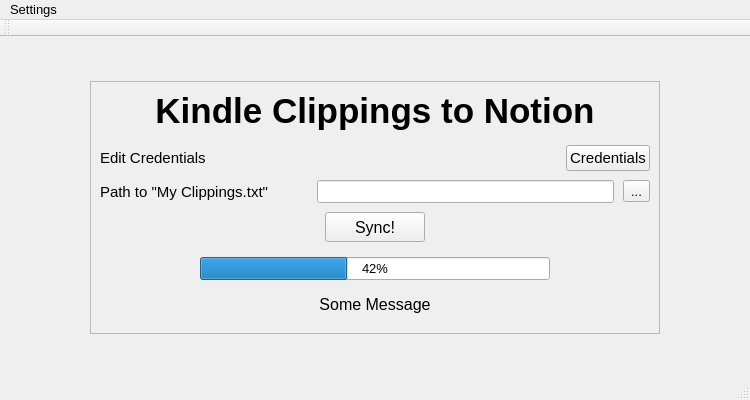
The window that gui/main.ui (SenaThenu/kindle-clippings-to-notion) describes before a commit, drawn with Qt 5.
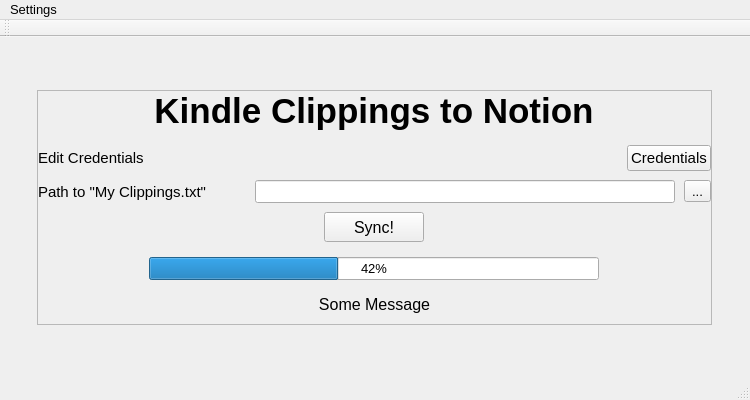
The same window after the commit.

What changed in the file:
```diff
--- a/gui/main.ui
+++ b/gui/main.ui
@@ -59,6 +59,21 @@
     <enum>Qt::LeftToRight</enum>
    </property>
    <layout class="QVBoxLayout" name="verticalLayout">
+    <property name="spacing">
+     <number>0</number>
+    </property>
+    <property name="leftMargin">
+     <number>0</number>
+    </property>
+    <property name="topMargin">
+     <number>0</number>
+    </property>
+    <property name="rightMargin">
+     <number>0</number>
+    </property>
+    <property name="bottomMargin">
+     <number>0</number>
+    </property>
     <item alignment="Qt::AlignHCenter|Qt::AlignVCenter">
      <widget class="QFrame" name="mainFrame">
       <property name="sizePolicy">
@@ -77,6 +92,18 @@
        <property name="spacing">
         <number>9</number>
        </property>
+       <property name="leftMargin">
+        <number>0</number>
+       </property>
+       <property name="topMargin">
+        <number>0</number>
+       </property>
+       <property name="rightMargin">
+        <number>0</number>
+       </property>
+       <property name="bottomMargin">
+        <number>0</number>
+       </property>
        <item alignment="Qt::AlignHCenter|Qt::AlignVCenter">
         <widget class="QLabel" name="label">
          <property name="maximumSize">
@@ -177,7 +204,20 @@
             </spacer>
            </item>
            <item>
-            <widget class="QLineEdit" name="pathInput"/>
+            <widget class="QLineEdit" name="pathInput">
+             <property name="sizePolicy">
+              <sizepolicy hsizetype="Preferred" vsizetype="Fixed">
+               <horstretch>0</horstretch>
+               <verstretch>0</verstretch>
+              </sizepolicy>
+             </property>
+             <property name="minimumSize">
+              <size>
+               <width>420</width>
+               <height>0</height>
+              </size>
+             </property>
+            </widget>
            </item>
            <item>
             <widget class="QToolButton" name="browsePath">
@@ -254,7 +294,7 @@
              </property>
              <property name="minimumSize">
               <size>
-               <width>350</width>
+               <width>450</width>
                <height>0</height>
               </size>
              </property>
```
